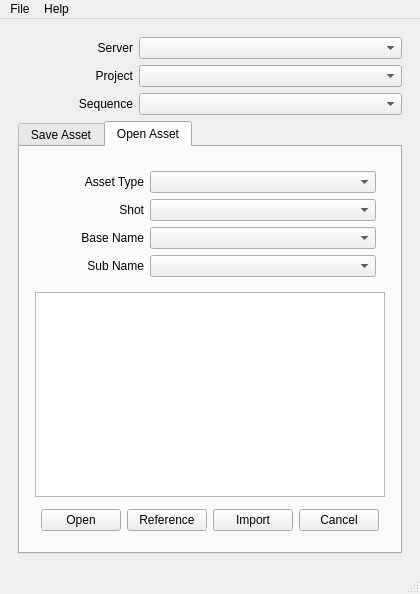
Before: the Qt Designer form ui/assetIO_mainWindow.ui in code-google-com/oyprojectmanager, drawn with Qt 5.
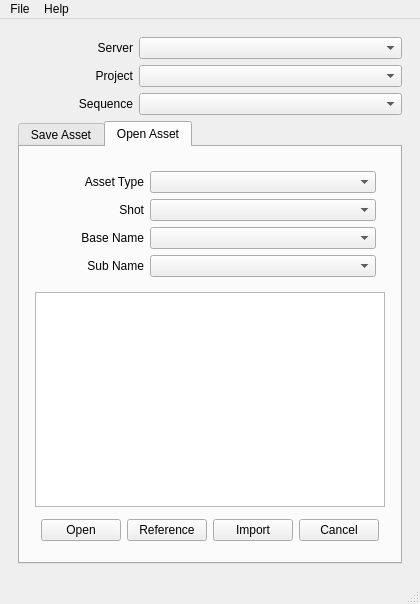
After: the same form once the commit is applied. The open tabs and pages were chosen to show the change.

Commit message: oyProjectManager v0.3.1 - added check for unsaved changes in current scene while oppening an asset - the environment script maya, now tries to fix the path seperator for windows

Diff of the .ui file:
```diff
--- a/ui/assetIO_mainWindow.ui
+++ b/ui/assetIO_mainWindow.ui
@@ -10,7 +10,7 @@
     <x>0</x>
     <y>0</y>
     <width>398</width>
-    <height>594</height>
+    <height>604</height>
    </rect>
   </property>
   <property name="sizePolicy">
@@ -499,10 +499,7 @@
                <verstretch>1</verstretch>
               </sizepolicy>
              </property>
-             <layout class="QVBoxLayout" name="openAsset_verticalLayout" stretch="0,0,0">
-              <property name="sizeConstraint">
-               <enum>QLayout::SetDefaultConstraint</enum>
-              </property>
+             <layout class="QVBoxLayout" name="openAsset_verticalLayout">
               <property name="margin">
                <number>6</number>
               </property>
```
Left out of the diff: 2 changed lines with no effect on the pictures. The commit also changes 6 other files.
